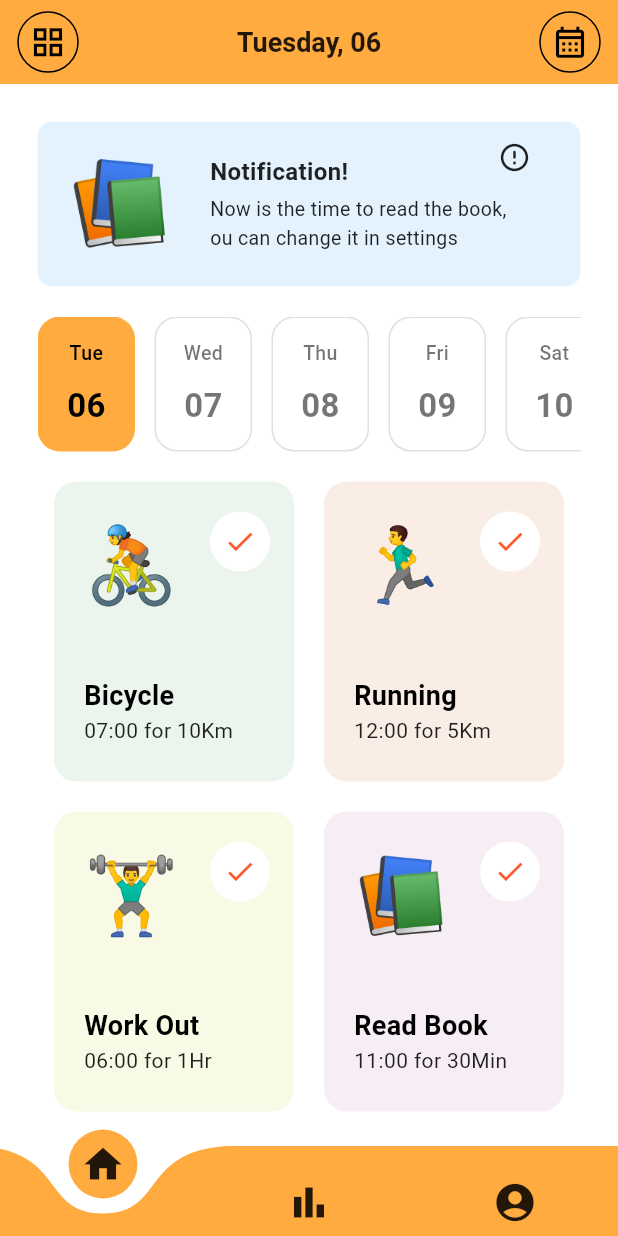
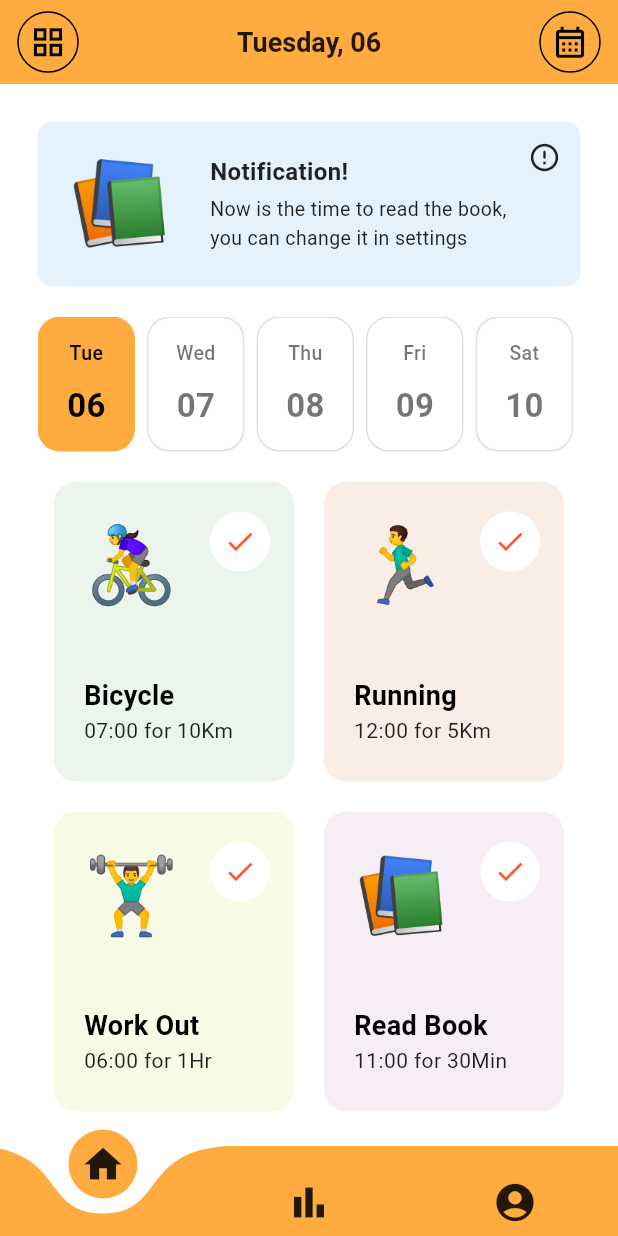
Before and after one commit to avikgh/habit-tracker, a Flutter app: the screen it shows after launch, after a tap on "Get Started!", on a phone screen of 412 x 824 dp. Run offline on Flutter 3.47's test engine with Material 3 defaults, Android fonts, the light colour scheme and no system bars; drawn by our look-alikes of curved_navigation_bar; our stand-ins replace fl_chart, percent_indicator.

Commit message:
Small Modify

```diff
--- a/lib/ui/screens/calories_status_screen.dart
+++ b/lib/ui/screens/calories_status_screen.dart
@@ -100,9 +100,11 @@ class _CaloriesStatusScreenState extends State<CaloriesStatusScreen> {
                           fontWeight: FontWeight.w400),
                     ),
                     trailing: Column(
-                      children: [
+                      mainAxisAlignment: MainAxisAlignment.center,
+                      children: const [
                         Icon(Icons.local_fire_department, color: Colors.orange),
-                        Text('300 Cal')
+                        SizedBox(height: 4),
+                        Text('300 Cal', style: TextStyle(fontSize: 13)),
                       ],
                     ),
                   ),
@@ -149,7 +151,7 @@ class _CaloriesStatusScreenState extends State<CaloriesStatusScreen> {
           Padding(
             padding: const EdgeInsets.only(left: 10),
             child: const Text(
-              "7,830 Calls",
+              "7,830 Cals",
               style: TextStyle(
                 fontSize: 16,
                 color: Colors.orange,
@@ -201,7 +203,7 @@ class _CaloriesStatusScreenState extends State<CaloriesStatusScreen> {
               ),
               SizedBox(width: 4),
               Text(
-                "${values[highlightedIndex]} Calls",
+                "${values[highlightedIndex]} Cals",
                 style: TextStyle(
                   color: Colors.grey,
                   fontSize: 14,
--- a/lib/ui/screens/home_screen.dart
+++ b/lib/ui/screens/home_screen.dart
@@ -43,13 +43,13 @@ class HomeScreen extends StatelessWidget {
                     child: Column(
                       crossAxisAlignment: CrossAxisAlignment.start,
                       children: [
-                        Text('Notification!', style: TextStyle(
+                        const Text('Notification!', style: TextStyle(
                           color: Colors.black87,
                           fontSize: 16,
                           fontWeight: FontWeight.w600
                         ),),
                         const SizedBox(height: 4),
-                        Text('Now is the time to read the book,\nou can change it in settings ', style: TextStyle(
+                        Text('Now is the time to read the book,\nyou can change it in settings ', style: TextStyle(
                             color: Colors.black87,
                             fontSize: 13,
                             fontWeight: FontWeight.w400
@@ -58,7 +58,7 @@ class HomeScreen extends StatelessWidget {
                     ),
                   ),
                   Positioned(
-                    left: 294,
+                    right: 0,
                     child: IconButton(
                       onPressed: (){},
                       icon: Icon(Icons.error_outline_rounded, size: 22, color: Colors.black87,),
@@ -90,7 +90,7 @@ class HomeScreen extends StatelessWidget {
               spacing: 20,
               runSpacing: 20,
               children: [
-                DoneHabitCard(title: 'Bicycle', description: '07:00 for 10Km', emoji: '🚴‍', color: Color(0xFFEBF5ED),),
+                DoneHabitCard(title: 'Bicycle', description: '07:00 for 10Km', emoji: '🚴‍♀️‍', color: Color(0xFFEBF5ED),),
                 DoneHabitCard(title: 'Running', description: '12:00 for 5Km', emoji: '🏃‍♂️', color: Color(0xFFFAEDE6),),
                 DoneHabitCard(title: 'Work Out', description: '06:00 for 1Hr', emoji: '🏋️‍♂️', color: Color(0xFFF8FAE6),),
                 DoneHabitCard(title: 'Read Book', description: '11:00 for 30Min', emoji: '📚', color: Color(0xFFF7EDF5))
--- a/lib/ui/widgets/date_card.dart
+++ b/lib/ui/widgets/date_card.dart
@@ -12,7 +12,7 @@ class DateCard extends StatelessWidget {
   @override
   Widget build(BuildContext context) {
     return Padding(
-      padding: const EdgeInsets.only(right: 13.0),
+      padding: const EdgeInsets.only(right: 8.0),
       child: Container(
         height: 90,
         width: 65,
```
